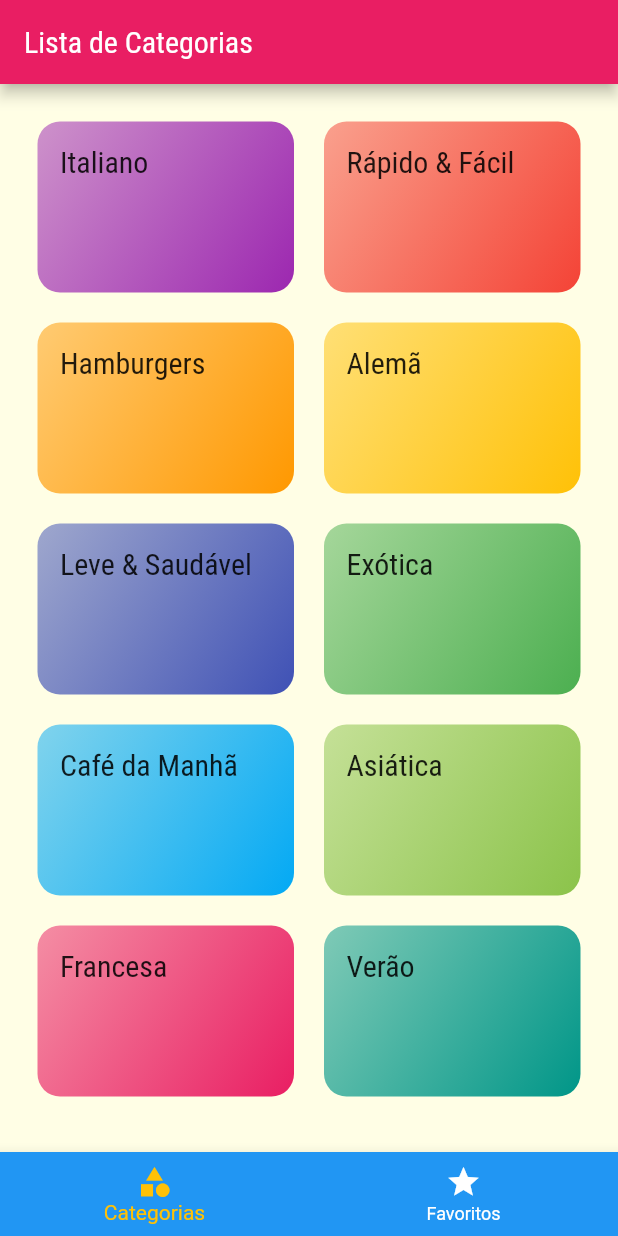
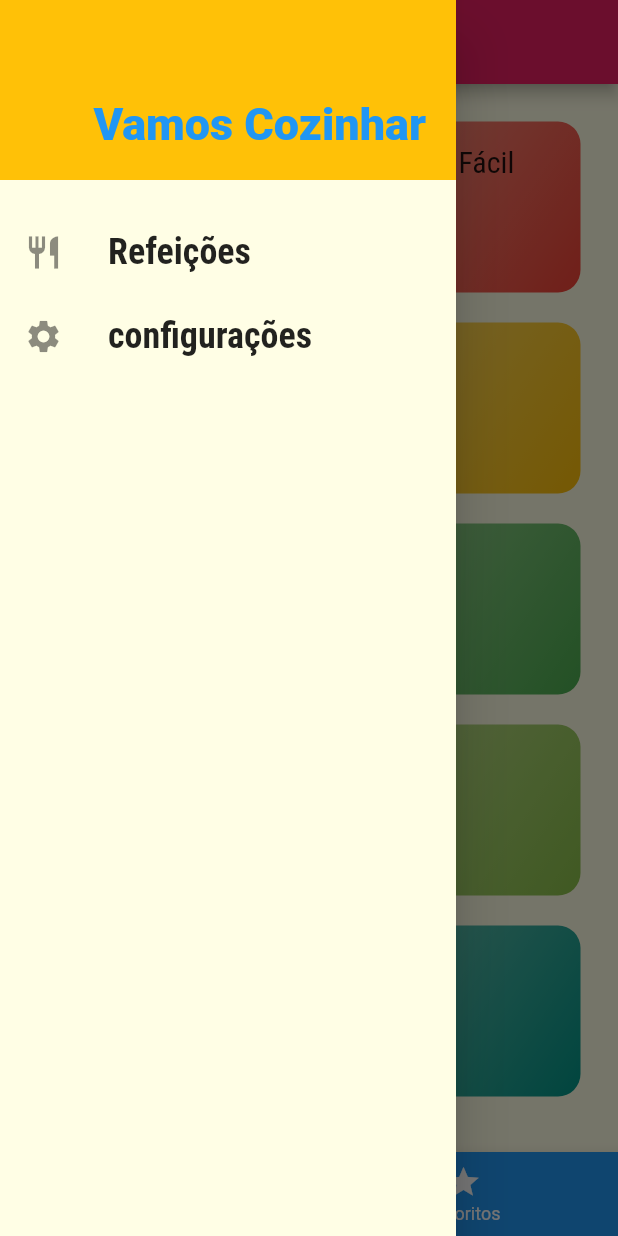
Before and after one commit to RoneyFabio/Meal, a Flutter app: the screen it shows after launch, with the side drawer open (before the commit the screen has no drawer), on a phone screen of 412 x 824 dp. Run offline on Flutter 3.47's test engine with Material 2 defaults, Android fonts, the phone set to English and light mode, and no system bars.

Commit message:
198. Adicionar Drawer Personalizado

```diff
--- /dev/null
+++ b/lib/components/mains_drawer.dart
@@ -0,0 +1,51 @@
+import 'package:flutter/material.dart';
+
+class MainDrawer extends StatelessWidget {
+  const MainDrawer({super.key});
+
+  Widget _createItem(IconData icon, String label) {
+    return ListTile(
+      leading: Icon(
+        icon,
+        size: 26,
+      ),
+      title: Text(
+        label,
+        style: TextStyle(
+          fontFamily: 'RobotoCondensed',
+          fontSize: 24,
+          fontWeight: FontWeight.bold,
+        ),
+      ),
+      onTap: () {},
+    );
+  }
+
+  @override
+  Widget build(BuildContext context) {
+    return Drawer(
+      child: Column(
+        children: [
+          Container(
+            height: 120,
+            width: double.infinity,
+            padding: EdgeInsets.all(20),
+            color: Theme.of(context).colorScheme.secondary,
+            alignment: Alignment.bottomRight,
+            child: Text(
+              'Vamos Cozinhar',
+              style: TextStyle(
+                fontWeight: FontWeight.w900,
+                fontSize: 30,
+                color: Theme.of(context).primaryColor,
+              ),
+            ),
+          ),
+          SizedBox(height: 20),
+          _createItem(Icons.restaurant, 'Refeições'),
+          _createItem(Icons.settings, 'configurações'),
+        ],
+      ),
+    );
+  }
+}
--- a/lib/screens/tabs_screen.dart
+++ b/lib/screens/tabs_screen.dart
@@ -1,6 +1,7 @@
 import 'package:flutter/material.dart';
 import 'categories_screen.dart';
 import 'favorite_screen.dart';
+import '../components/mains_drawer.dart';
 
 class TabsScreen extends StatefulWidget {
   const TabsScreen({super.key});
@@ -10,11 +11,14 @@ class TabsScreen extends StatefulWidget {
 }
 
 class _TabsScreenState extends State<TabsScreen> {
+  //
   int _selectedScreenIndex = 0;
+  //
   final List<Map<String, Object>> _screens = [
     {'title': 'Lista de Categorias', 'screen': const CategoriesScreen()},
     {'title': 'Meus Favoritos', 'screen': const FavoriteScreen()},
   ];
+
   _selectScreen(int index) {
     setState(() {
       _selectedScreenIndex = index;
@@ -29,7 +33,10 @@ class _TabsScreenState extends State<TabsScreen> {
           _screens[_selectedScreenIndex]['title'] as String,
         ),
       ),
+      drawer: MainDrawer(),
+
       body: _screens[_selectedScreenIndex]['screen'] as Widget,
+//-----------------------------------------------------------
       bottomNavigationBar: BottomNavigationBar(
         onTap: _selectScreen,
         backgroundColor: Theme.of(context).primaryColor,
@@ -38,11 +45,12 @@ class _TabsScreenState extends State<TabsScreen> {
         currentIndex: _selectedScreenIndex,
         //type: BottomNavigationBarType.shifting,
         items: const [
+//-----------------------------------------------------------
           BottomNavigationBarItem(
             icon: Icon(Icons.category),
             label: 'Categorias',
           ),
-          //-------------------------------------
+//-----------------------------------------------------------
           BottomNavigationBarItem(
             icon: Icon(Icons.star),
             label: 'Favoritos',
```
